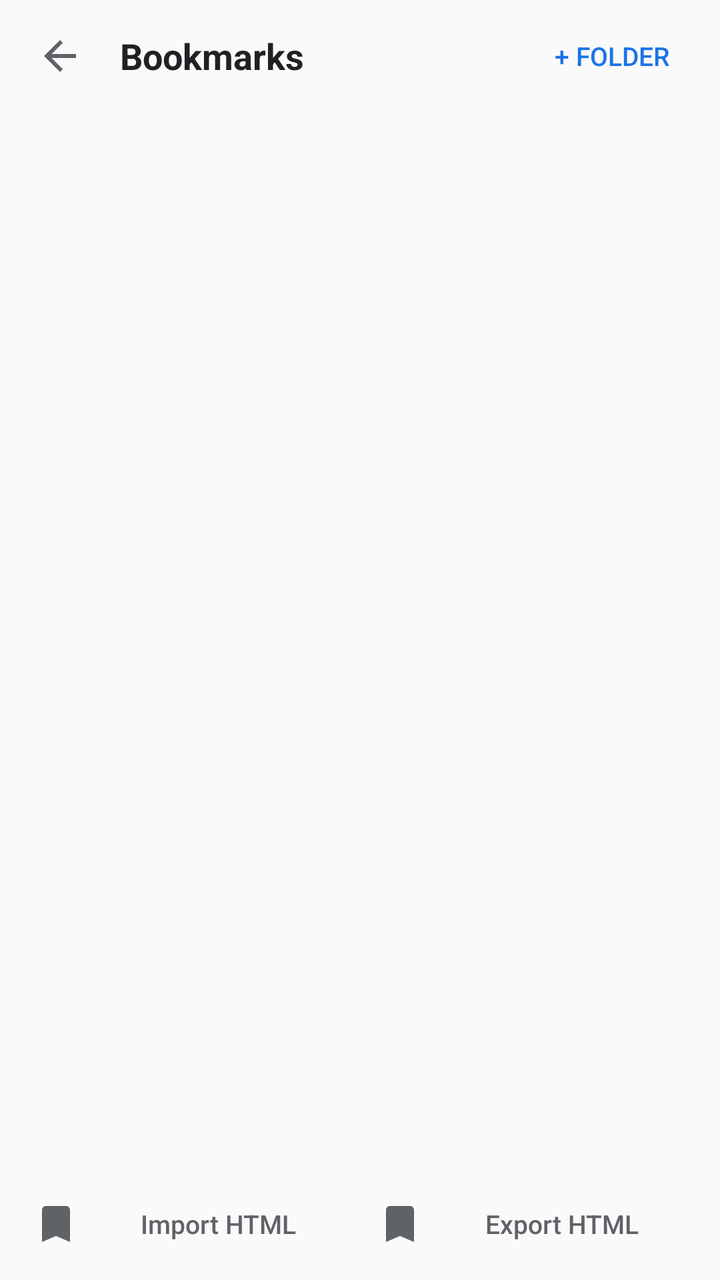
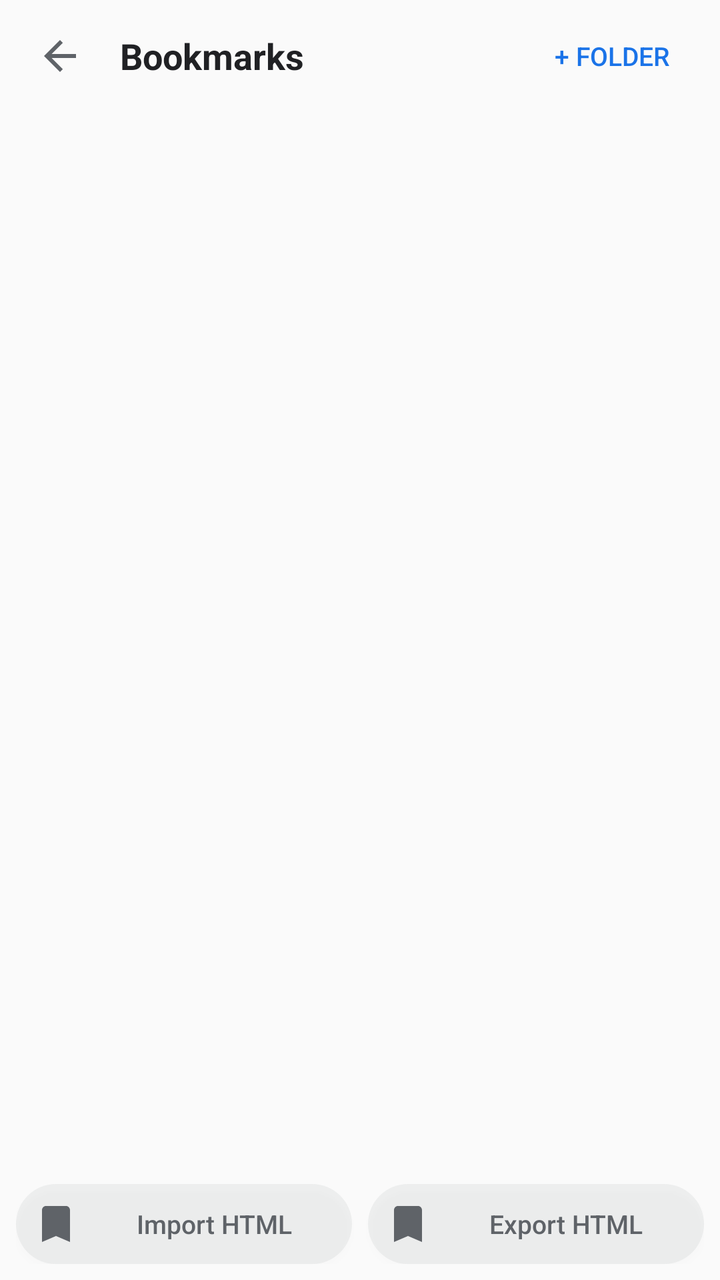

An Android layout rendered at two revisions. The XML below is the earlier revision; the diff shows what the commit changed to produce the second picture.
<!-- AndroidManifest.xml: application theme AppTheme -->
<!-- res/layout/activity_bookmarks.xml -->
<?xml version="1.0" encoding="utf-8"?>
<LinearLayout xmlns:android="http://schemas.android.com/apk/res/android"
    android:layout_width="match_parent"
    android:layout_height="match_parent"
    android:background="?android:attr/colorBackground"
    android:orientation="vertical">

    <LinearLayout
        android:layout_width="match_parent"
        android:layout_height="56dp"
        android:gravity="center_vertical"
        android:orientation="horizontal"
        android:paddingStart="8dp"
        android:paddingEnd="10dp">

        <ImageButton
            android:id="@+id/btnBack"
            android:layout_width="44dp"
            android:layout_height="44dp"
            android:background="@drawable/bg_btn_ripple"
            android:contentDescription="@string/cd_back"
            android:padding="11dp"
            android:src="@drawable/ic_arrow_back"
            android:tint="@color/icon_tint" />

        <TextView
            android:id="@+id/txtTitle"
            android:layout_width="0dp"
            android:layout_height="wrap_content"
            android:layout_marginStart="8dp"
            android:layout_weight="1"
            android:ellipsize="middle"
            android:singleLine="true"
            android:text="@string/menu_bookmarks"
            android:textColor="@color/text_primary"
            android:textSize="18sp"
            android:textStyle="bold" />

        <Button
            android:id="@+id/btnNewFolder"
            android:layout_width="wrap_content"
            android:layout_height="36dp"
            android:background="@drawable/bg_btn_ripple"
            android:paddingStart="10dp"
            android:paddingEnd="10dp"
            android:text="@string/bookmark_add_folder"
            android:textColor="@color/primary"
            android:textSize="13sp" />
    </LinearLayout>

    <androidx.recyclerview.widget.RecyclerView
        android:id="@+id/list"
        android:layout_width="match_parent"
        android:layout_height="0dp"
        android:layout_weight="1" />

    <LinearLayout
        android:layout_width="match_parent"
        android:layout_height="wrap_content"
        android:orientation="horizontal"
        android:padding="8dp">

        <Button
            android:id="@+id/btnImport"
            android:layout_width="0dp"
            android:layout_height="40dp"
            android:layout_weight="1"
            android:background="@drawable/bg_btn_ripple"
            android:drawableStart="@drawable/ic_bookmark_add"
            android:drawableTint="#5F6368"
            android:drawablePadding="6dp"
            android:gravity="center"
            android:minWidth="0dp"
            android:minHeight="0dp"
            android:paddingStart="8dp"
            android:paddingEnd="8dp"
            android:text="@string/btn_import_html"
            android:textAllCaps="false"
            android:textColor="#5F6368"
            android:textSize="13sp" />

        <Button
            android:id="@+id/btnExport"
            android:layout_width="0dp"
            android:layout_height="40dp"
            android:layout_weight="1"
            android:background="@drawable/bg_btn_ripple"
            android:drawableStart="@drawable/ic_bookmark"
            android:drawableTint="#5F6368"
            android:drawablePadding="6dp"
            android:gravity="center"
            android:minWidth="0dp"
            android:minHeight="0dp"
            android:paddingStart="8dp"
            android:paddingEnd="8dp"
            android:text="@string/btn_export_html"
            android:textAllCaps="false"
            android:textColor="#5F6368"
            android:textSize="13sp" />
    </LinearLayout>
</LinearLayout>
<!-- resources referenced by this layout -->
<resources>
  <color name="icon_tint">#5F6368</color>
  <color name="primary">#1A73E8</color>
  <color name="text_primary">#202124</color>
  <!-- drawable bg_btn_ripple (drawable) -->
  <?xml version="1.0" encoding="utf-8"?>
  <ripple xmlns:android="http://schemas.android.com/apk/res/android"
      android:color="#1A000000">
      <item>
          <shape android:shape="rectangle">
              <solid android:color="@android:color/transparent" />
              <corners android:radius="24dp" />
          </shape>
      </item>
  </ripple>
  <!-- drawable ic_arrow_back (drawable) -->
  <vector xmlns:android="http://schemas.android.com/apk/res/android"
      android:width="24dp"
      android:height="24dp"
      android:viewportWidth="24"
      android:viewportHeight="24">
      <path
          android:fillColor="#FFFFFF"
          android:pathData="M20,11H7.83l5.59,-5.59L12,4l-8,8 8,8 1.41,-1.41L7.83,13H20v-2z" />
  </vector>
  <!-- drawable ic_bookmark (drawable) -->
  <vector xmlns:android="http://schemas.android.com/apk/res/android"
      android:width="24dp"
      android:height="24dp"
      android:viewportWidth="24"
      android:viewportHeight="24">
      <path
          android:fillColor="#FFFFFF"
          android:pathData="M17,3H7c-1.1,0 -2,0.9 -2,2v16l7,-3 7,3V5c0,-1.1 -0.9,-2 -2,-2z" />
  </vector>
  <!-- drawable ic_bookmark_add (drawable) -->
  <vector xmlns:android="http://schemas.android.com/apk/res/android"
      android:width="24dp"
      android:height="24dp"
      android:viewportWidth="24"
      android:viewportHeight="24">
      <path
          android:fillColor="#5F6368"
          android:pathData="M17,3H7C5.9,3 5,3.9 5,5V21L12,18L19,21V5C19,3.9 18.1,3 17,3Z" />
      <path
          android:fillColor="#FFFFFF"
          android:pathData="M12,7.6L13.06,10.14L15.8,10.35L13.7,12.12L14.4,14.77L12,13.27L9.6,14.77L10.3,12.12L8.2,10.35L10.94,10.14Z" />
  </vector>
  <string name="bookmark_add_folder">+ Folder</string>
  <string name="btn_export_html">Export HTML</string>
  <string name="btn_import_html">Import HTML</string>
  <string name="cd_back">Back</string>
  <string name="menu_bookmarks">Bookmarks</string>
  <style name="AppTheme" parent="android:Theme.Material.Light.NoActionBar">
          <item name="android:forceDarkAllowed">true</item>
          <item name="android:colorPrimary">#1A73E8</item>
          <item name="android:colorPrimaryDark">#1450A0</item>
          <item name="android:colorAccent">#1A73E8</item>
          <item name="android:navigationBarColor">#FFFFFF</item>
      </style>
</resources>

<!-- the commit's change to res/layout/activity_bookmarks.xml (unified diff, before → after) -->
@@ -65,7 +65,8 @@
             android:layout_width="0dp"
             android:layout_height="40dp"
             android:layout_weight="1"
-            android:background="@drawable/bg_btn_ripple"
+            android:layout_marginEnd="4dp"
+            android:background="@drawable/bg_btn_soft_gray"
             android:drawableStart="@drawable/ic_bookmark_add"
             android:drawableTint="#5F6368"
             android:drawablePadding="6dp"
@@ -84,7 +85,8 @@
             android:layout_width="0dp"
             android:layout_height="40dp"
             android:layout_weight="1"
-            android:background="@drawable/bg_btn_ripple"
+            android:layout_marginStart="4dp"
+            android:background="@drawable/bg_btn_soft_gray"
             android:drawableStart="@drawable/ic_bookmark"
             android:drawableTint="#5F6368"
             android:drawablePadding="6dp"
<!-- resource entries referenced after the edit -->
@@ -11,6 +11,17 @@
           <shape android:shape="rectangle">
               <solid android:color="@android:color/transparent" />
               <corners android:radius="24dp" />
+          </shape>
+      </item>
+  </ripple>
+  <!-- drawable bg_btn_soft_gray (drawable) -->
+  <?xml version="1.0" encoding="utf-8"?>
+  <ripple xmlns:android="http://schemas.android.com/apk/res/android"
+      android:color="#1A000000">
+      <item>
+          <shape android:shape="rectangle">
+              <solid android:color="#145F6368" />
+              <corners android:radius="20dp" />
           </shape>
       </item>
   </ripple>
